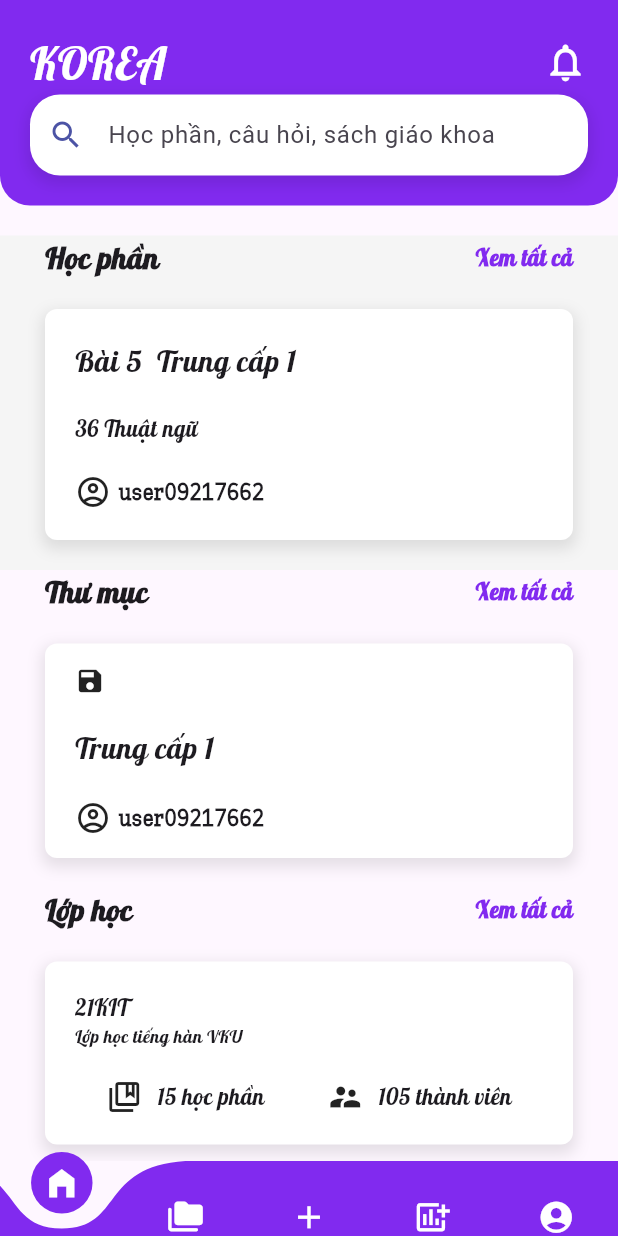
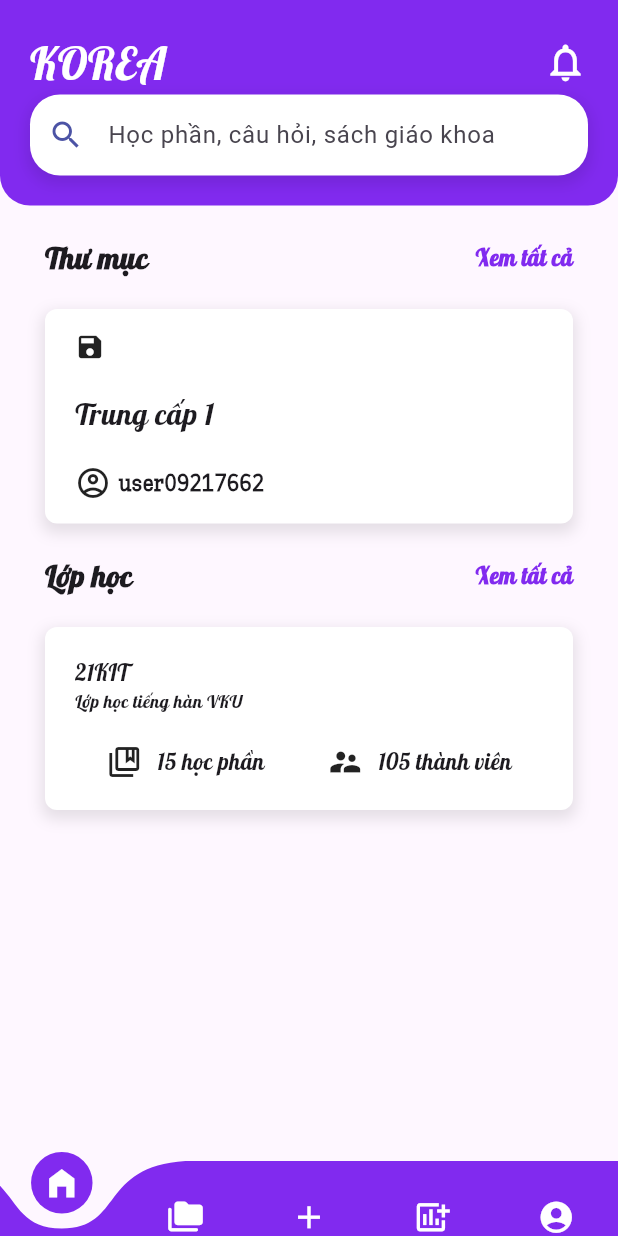
Before and after one commit to quangthangit/Vocab-Korea, a Flutter app: the screen it shows after launch, on a phone screen of 412 x 824 dp. Run offline on Flutter 3.47's test engine with Material 3 defaults, Android fonts, the phone set to English and light mode, and no system bars; drawn by our look-alikes of curved_navigation_bar; our stand-ins replace flip_card, flutter_tts.

Commit message:
update project

```diff
--- a/lib/components/VocabularyLesson.dart
+++ b/lib/components/Folder.dart
@@ -1,13 +1,13 @@
 import 'package:flutter/material.dart';
 
-class VocabularyLesson extends StatelessWidget {
-  const VocabularyLesson({super.key});
+class Folder extends StatelessWidget {
+  const Folder({super.key});
 
   @override
   Widget build(BuildContext context) {
     return Container(
-      padding: EdgeInsets.all(20),
-      margin: EdgeInsets.symmetric(horizontal: 30,vertical: 20),
+      padding: const EdgeInsets.symmetric(vertical: 15,horizontal: 20),
+      margin: const EdgeInsets.symmetric(horizontal: 30,vertical: 20),
       decoration: BoxDecoration(
         color: Colors.white,
         borderRadius: BorderRadius.circular(8),
@@ -22,24 +22,21 @@ class VocabularyLesson extends StatelessWidget {
       ),
       child: const Column(
         children: [
-          Row(
-            children: [
-              Text('Bài 5',style: TextStyle(fontSize: 20,fontFamily: 'Lobster'),),
-              SizedBox(width: 10,),
-              Text('Trung cấp 1',style: TextStyle(fontSize: 20,fontFamily: 'Lobster'))
-            ],
+          Align(
+            alignment: Alignment.centerLeft,
+            child: Icon(Icons.save,size: 20,),
           ),
           SizedBox(height: 20,),
           Align(
             alignment: Alignment.centerLeft,
-            child: Text('36 Thuật ngữ', style: TextStyle(fontSize: 15, fontFamily: 'Lobster')),
+            child: Text('Trung cấp 1',style: TextStyle(fontSize: 20,fontFamily: 'Lobster')),
           ),
           SizedBox(height: 20,),
           Row(
             children: [
               Icon(Icons.account_circle_outlined),
               SizedBox(width: 5,),
-              Text('user09217662',style: TextStyle(fontSize: 15,fontWeight: FontWeight.bold,fontFamily: 'KayPhoDu'))
+              Text('user09217662',style: TextStyle(fontSize: 15,fontFamily: 'KayPhoDu',fontWeight: FontWeight.bold))
             ],
           )
         ],
--- a/lib/components/LessonList.dart
+++ /dev/null
@@ -1,46 +0,0 @@
-import 'package:flutter/material.dart';
-
-class LessonList extends StatelessWidget {
-  const LessonList({super.key});
-
-  @override
-  Widget build(BuildContext context) {
-    return Container(
-      padding: const EdgeInsets.symmetric(vertical: 15,horizontal: 20),
-      margin: const EdgeInsets.symmetric(horizontal: 30,vertical: 20),
-      decoration: BoxDecoration(
-        color: Colors.white,
-        borderRadius: BorderRadius.circular(8),
-        boxShadow: [
-          BoxShadow(
-            color: Colors.black.withOpacity(0.1),
-            spreadRadius: 2,
-            blurRadius: 8,
-            offset: const Offset(0, 4),
-          ),
-        ],
-      ),
-      child: const Column(
-        children: [
-          Align(
-            alignment: Alignment.centerLeft,
-            child: Icon(Icons.save,size: 20,),
-          ),
-          SizedBox(height: 20,),
-          Align(
-            alignment: Alignment.centerLeft,
-            child: Text('Trung cấp 1',style: TextStyle(fontSize: 20,fontFamily: 'Lobster')),
-          ),
-          SizedBox(height: 20,),
-          Row(
-            children: [
-              Icon(Icons.account_circle_outlined),
-              SizedBox(width: 5,),
-              Text('user09217662',style: TextStyle(fontSize: 15,fontFamily: 'KayPhoDu',fontWeight: FontWeight.bold))
-            ],
-          )
-        ],
-      ),
-    );
-  }
-}
--- a/lib/main.dart
+++ b/lib/main.dart
@@ -32,7 +32,7 @@ class MyApp extends StatelessWidget {
         primarySwatch: Colors.indigo,
       ),
       routes: {
-        '/homeLesson': (context) => const HomeLesson(),
+        '/homeLesson': (context) => const HomeLessonPage(),
         '/gameMatch': (context) => GameMatchPage(),
         '/study': (context) => StudyPage(),
         '/match': (context) => MatchPage(),
--- a/lib/pages/FlashCardPage.dart
+++ b/lib/pages/FlashCardPage.dart
@@ -4,7 +4,7 @@ import 'package:vocabkpop/app_colors.dart';
 import 'package:flutter_tts/flutter_tts.dart';
 import 'package:vocabkpop/components/FlashCardWithAudio.dart';
 import 'package:vocabkpop/data_test/vocabulary_data.dart';
-import 'package:vocabkpop/models/Vocabulary.dart';
+import 'package:vocabkpop/models/VocabularyModel.dart';
 import 'package:vocabkpop/widget/bar/FlashCardBar.dart';
 
 class FlashCardPage extends StatefulWidget {
@@ -14,7 +14,7 @@ class FlashCardPage extends StatefulWidget {
 
 class _FlashCardPageState extends State<FlashCardPage> {
   late PageController _pageController;
-  late List<Vocabulary> _vocabularyList;
+  late List<VocabularyModel> _vocabularyList;
   late FlutterTts flutterTts;
   int currentIndex = 0;
 
--- a/lib/pages/HomePage.dart
+++ b/lib/pages/HomePage.dart
@@ -1,7 +1,7 @@
 import 'package:flutter/material.dart';
 import 'package:vocabkpop/components/ClassRoom.dart';
-import 'package:vocabkpop/components/LessonList.dart';
-import 'package:vocabkpop/components/VocabularyLesson.dart';
+import 'package:vocabkpop/components/Folder.dart';
+import 'package:vocabkpop/components/Lesson.dart';
 import 'package:vocabkpop/widget/bar/HomeBar.dart';
 import 'package:vocabkpop/app_colors.dart' as app_color;
 import 'package:vocabkpop/app_colors.dart';
@@ -16,31 +16,31 @@ class HomePages extends StatelessWidget {
         children: [
           HomeBar(),
           SizedBox(height: 20,),
-          Container(
-            color: AppColors.background,
-            child: const Column(
-              crossAxisAlignment: CrossAxisAlignment.start,
-              children:  [
-                Padding(
-                  padding: EdgeInsets.symmetric(horizontal: 30),
-                  child: Row(
-                    mainAxisAlignment: MainAxisAlignment.spaceBetween,
-                    children: [
-                      Text(
-                        'Học phần',
-                        style: TextStyle(fontSize: 20, fontFamily: 'Lobster',fontWeight: FontWeight.bold),
-                      ),
-                      Text(
-                        'Xem tất cả',
-                        style: TextStyle(fontSize: 15,color: app_color.AppColors.backgroundColor, fontFamily: 'Lobster',fontWeight: FontWeight.bold),
-                      ),
-                    ],
-                  ),
-                ),
-                VocabularyLesson(),
-              ],
-            ),
-          ),
+          // Container(
+          //   color: AppColors.background,
+          //   child: const Column(
+          //     crossAxisAlignment: CrossAxisAlignment.start,
+          //     children:  [
+          //       Padding(
+          //         padding: EdgeInsets.symmetric(horizontal: 30),
+          //         child: Row(
+          //           mainAxisAlignment: MainAxisAlignment.spaceBetween,
+          //           children: [
+          //             Text(
+          //               'Học phần',
+          //               style: TextStyle(fontSize: 20, fontFamily: 'Lobster',fontWeight: FontWeight.bold),
+          //             ),
+          //             Text(
+          //               'Xem tất cả',
+          //               style: TextStyle(fontSize: 15,color: app_color.AppColors.backgroundColor, fontFamily: 'Lobster',fontWeight: FontWeight.bold),
+          //             ),
+          //           ],
+          //         ),
+          //       ),
+          //       Lesson(),
+          //     ],
+          //   ),
+          // ),
           Column(
             crossAxisAlignment: CrossAxisAlignment.start,
             children:  [
@@ -60,7 +60,7 @@ class HomePages extends StatelessWidget {
                   ],
                 ),
               ),
-              LessonList(),
+              Folder(),
             ],
           ),
           Column(
--- a/lib/widget/bar/FlashCardBar.dart
+++ b/lib/widget/bar/FlashCardBar.dart
@@ -1,10 +1,10 @@
 import 'package:flutter/material.dart';
 import 'package:vocabkpop/app_colors.dart';
-import 'package:vocabkpop/models/Vocabulary.dart';
+import 'package:vocabkpop/models/VocabularyModel.dart';
 
 class FlashCardBar extends StatelessWidget {
   final int currentIndex;
-  final List<Vocabulary> vocabularyList;
+  final List<VocabularyModel> vocabularyList;
   const FlashCardBar({super.key, required this.currentIndex, required this.vocabularyList});
 
   @override
--- a/lib/widget/library/LibraryClassRoom.dart
+++ b/lib/widget/library/LibraryClassRoom.dart
@@ -1,9 +1,9 @@
 import 'package:flutter/material.dart';
 import 'package:vocabkpop/components/ClassRoom.dart';
-import 'package:vocabkpop/components/VocabularyLesson.dart';
+import 'package:vocabkpop/components/Lesson.dart';
 
-class ClassRoomList extends StatelessWidget {
-  const ClassRoomList({super.key});
+class LibraryClassRoom extends StatelessWidget {
+  const LibraryClassRoom({super.key});
 
   @override
   Widget build(BuildContext context) {
--- a/pubspec.yaml
+++ b/pubspec.yaml
@@ -39,7 +39,7 @@ dependencies:
   cupertino_icons: ^1.0.8
   flip_card: ^0.7.0
   flutter_tts: ^4.0.2
-
+  intl: ^0.18.0
 dev_dependencies:
   flutter_test:
     sdk: flutter
```
Also changed, not shown: lib/components/Lesson.dart (added, +54 -0 lines), lib/data_test/vocabulary_data.dart (+51 -8 lines), lib/models/LessonModel.dart (added, +17 -0 lines), lib/models/Vocabulary.dart (deleted, +0 -7 lines), lib/models/VocabularyModel.dart (added, +7 -0 lines), lib/pages/GameMatchPage.dart (+4 -4 lines), lib/pages/HomeLessonPage.dart (+6 -6 lines), lib/pages/LibraryPage.dart (+5 -5 lines), lib/pages/StudyPage.dart (+9 -9 lines), lib/widget/library/LibraryFolder.dart (+7 -7 lines), lib/widget/library/LibraryLesson.dart (added, +54 -0 lines), lib/widget/library/LibraryVocabulary.dart (deleted, +0 -73 lines), pubspec.lock.
